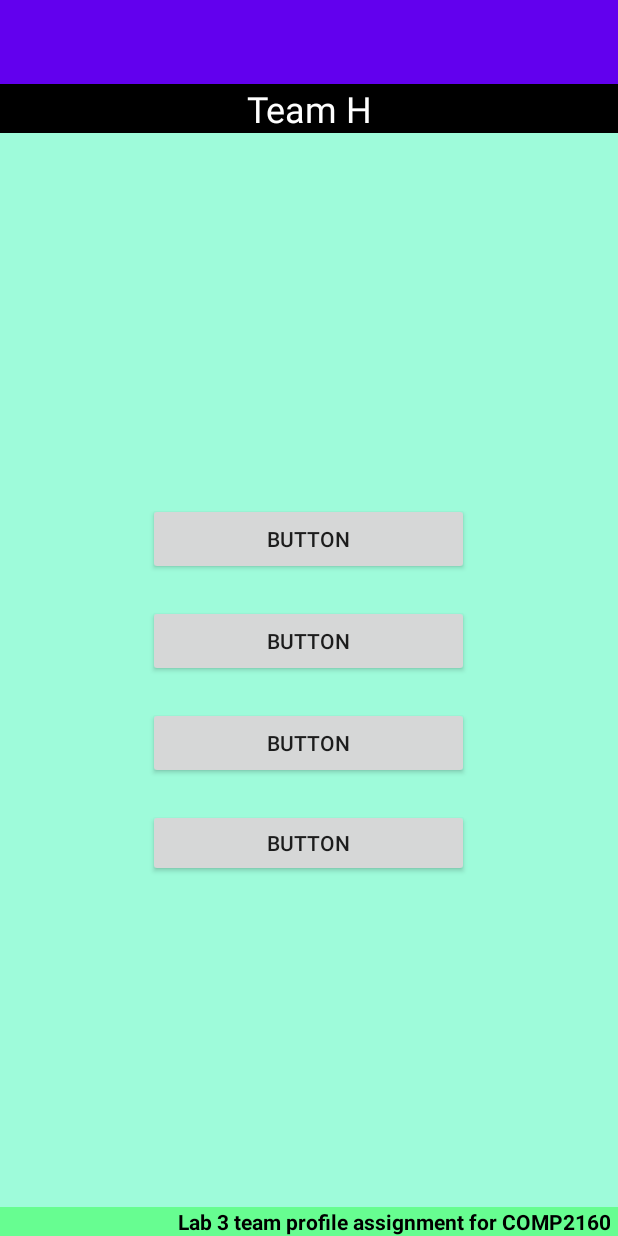
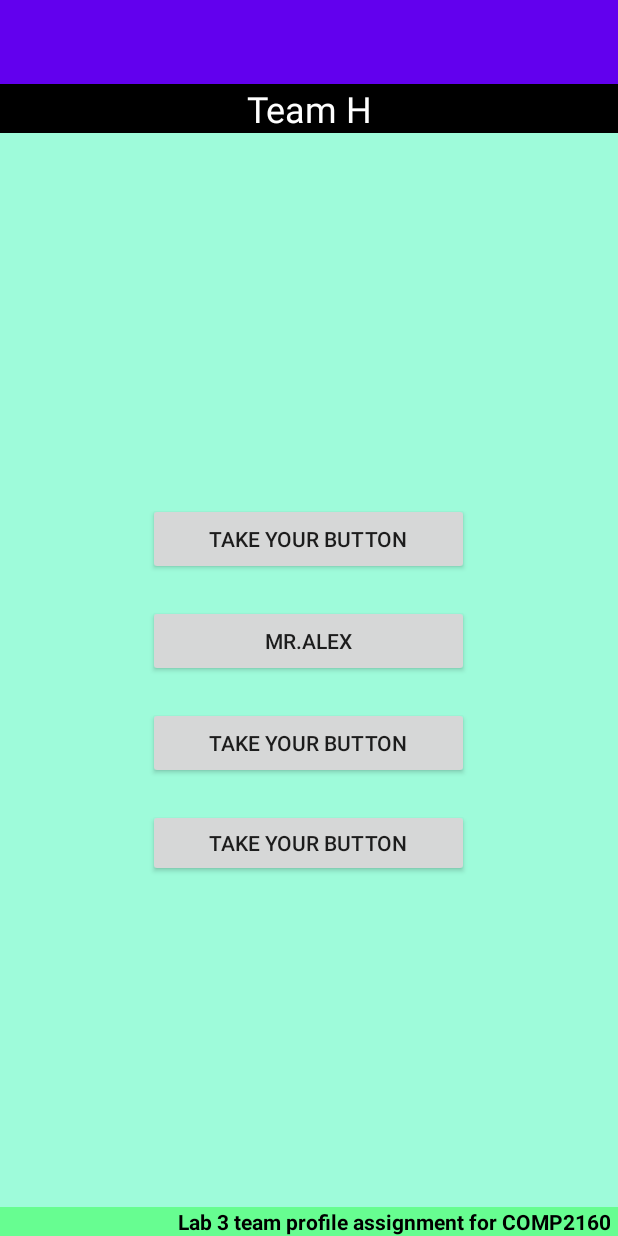
Before and after one commit to TitiMiti/Ass3TeamL, an Android app: the screen it shows after launch (MainActivity), on a phone screen of 412 x 824 dp. Run offline under Robolectric (Android 15) with nearby library versions, the phone set to English and light mode, and no system bars.

Commit message:
Renamed Buttons on MainActivity.

```diff
--- a/app/src/main/res/values/strings.xml
+++ b/app/src/main/res/values/strings.xml
@@ -1,9 +1,9 @@
 <?xml version="1.0" encoding="utf-8"?>
 <resources>
     <string name="app_logo_label">Team H</string>
-    <string name="button_1">Button</string>
-    <string name="button_2">Button</string>
-    <string name="button_3">Button</string>
-    <string name="button_4">Button</string>
+    <string name="button_1">Take Your Button</string>
+    <string name="button_2">Mr.Alex</string>
+    <string name="button_3">Take Your Button</string>
+    <string name="button_4">Take Your Button</string>
     <string name="bottom_label">Lab 3 team profile assignment for COMP2160</string>
 </resources>
```
